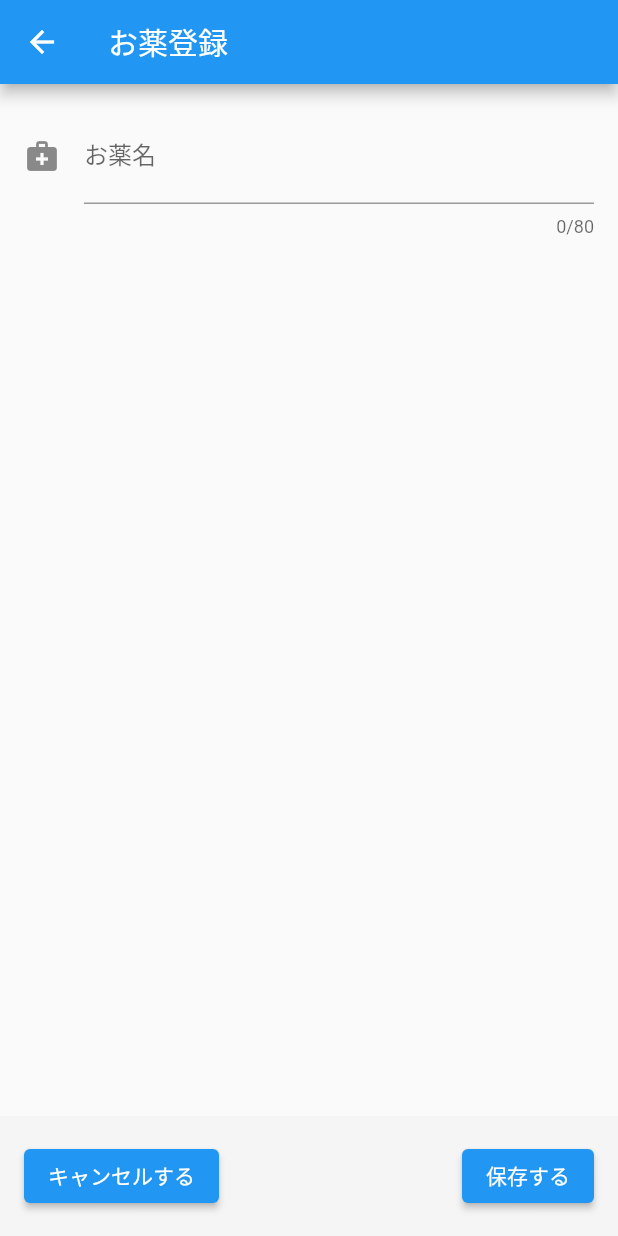
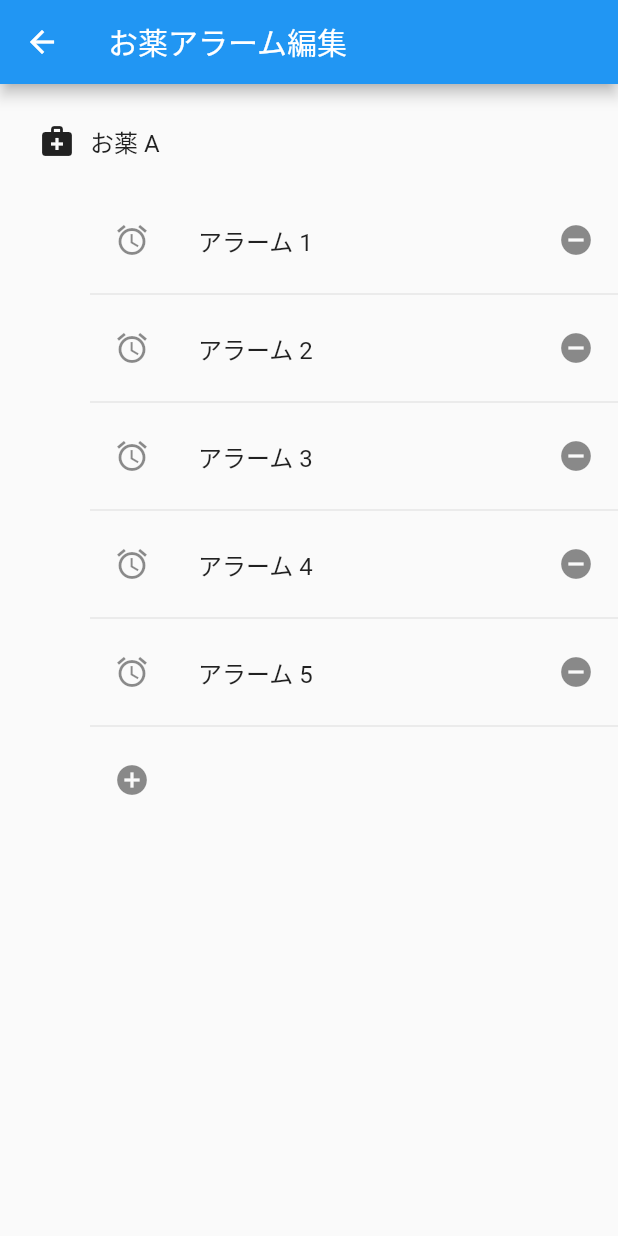
Before and after one commit to kyuuki/helloworld_flutter_20220226, a Flutter app: the screen it shows after launch, after a tap on an icon or button, on a phone screen of 412 x 824 dp. Run offline on Flutter 3.47's test engine with Material 2 defaults, Android fonts, the phone set to English and light mode, and no system bars.

Commit message:
Add medicine_detail_page

```diff
--- /dev/null
+++ b/lib/ui/medicine_detail_page.dart
@@ -0,0 +1,76 @@
+import 'package:flutter/material.dart';
+
+// 薬詳細ページ
+class MedicineDetailPage extends StatelessWidget {
+  const MedicineDetailPage({Key? key}) : super(key: key);
+
+  @override
+  Widget build(BuildContext context) {
+    return Scaffold(
+      appBar: AppBar(title: const Text("お薬アラーム編集")),
+      body: Column(
+        children: [
+          Padding(
+            padding: EdgeInsets.all(16.0),
+            child: Row(
+              children: [
+                Padding(
+                  padding: const EdgeInsets.all(10.0),
+                  child: Icon(Icons.medical_services),
+                ),
+                Text(
+                  "お薬 A",
+                  textAlign: TextAlign.right,
+                  style: TextStyle(fontSize: 16.0),
+                ),
+              ],
+            ),
+          ),
+          const Expanded(
+            child: Padding(
+              padding: EdgeInsets.only(left: 60.0),
+              child: AlertList(),
+            ),
+          ),
+        ],
+      ),
+    );
+  }
+}
+
+class AlertList extends StatefulWidget {
+  const AlertList({Key? key}) : super(key: key);
+
+  @override
+  _AlertListState createState() => _AlertListState();
+}
+
+class _AlertListState extends State<AlertList> {
+  @override
+  Widget build(BuildContext context) {
+    return ListView.builder(
+        // TODO: 使いやすく
+        itemCount: 11,
+        itemBuilder: (context, i) {
+          if (i == 10) {
+            return ListTile(
+              leading: const Icon(Icons.add_circle),
+            );
+          }
+          if (i.isOdd) return const Divider();
+
+          return ListTile(
+
+            leading: const Icon(Icons.alarm),
+            title: Text(
+              "アラーム ${i ~/ 2 + 1}",
+            ),
+            onTap: () => {
+              // TODO: 値を渡す
+              Navigator.push(context, MaterialPageRoute(builder: (context) => MedicineDetailPage()))
+            },
+            trailing: const Icon(Icons.remove_circle),
+          );
+        });
+  }
+}
--- a/lib/ui/medicine_list_page.dart
+++ b/lib/ui/medicine_list_page.dart
@@ -1,5 +1,6 @@
 import 'package:flutter/material.dart';
 
+import 'medicine_detail_page.dart';
 import 'medicine_new_page.dart';
 
 class MedicineListPage extends StatelessWidget {
@@ -57,7 +58,10 @@ class _MedicineListState extends State<MedicineList> {
         title: Text(
           "お薬 ${i ~/ 2 + 1}",
         ),
-        onTap: () => {Navigator.push(context, MaterialPageRoute(builder: (context) => MedicineNewPage()))},
+        onTap: () => {
+          // TODO: 値を渡す
+          Navigator.push(context, MaterialPageRoute(builder: (context) => MedicineDetailPage()))
+        },
         trailing: const Icon(Icons.delete_forever),
       );
     });
```
